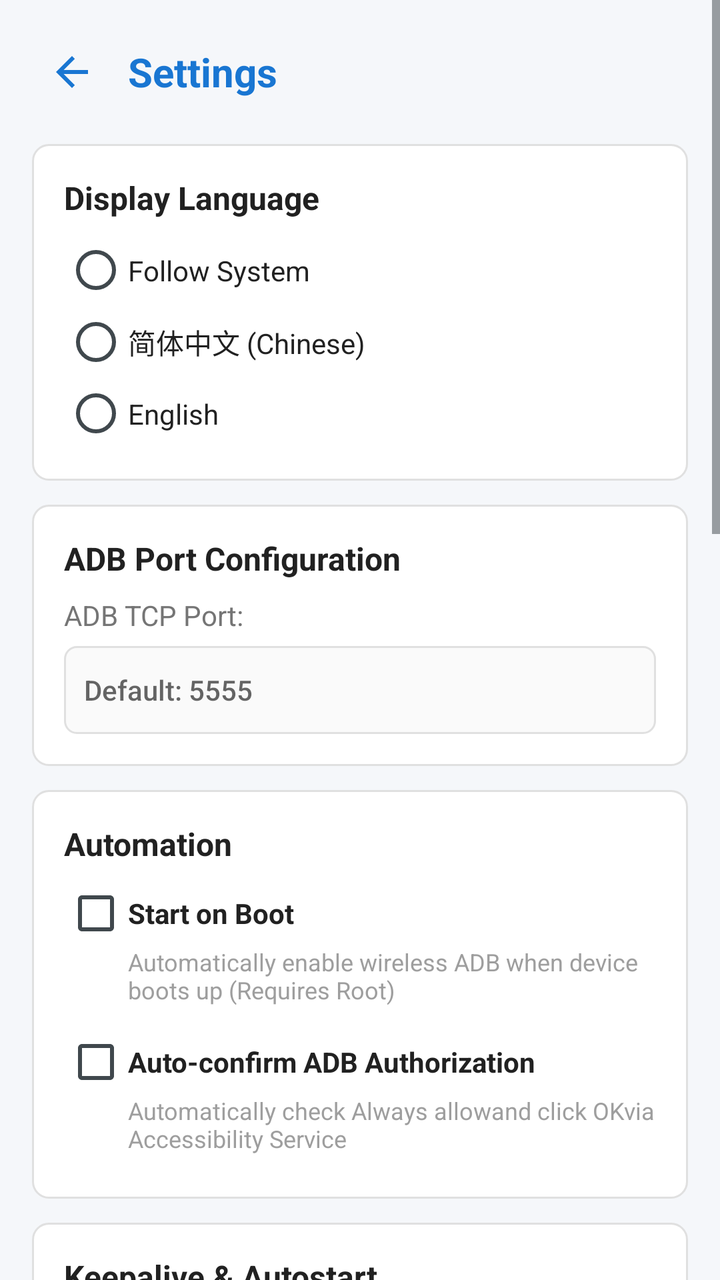
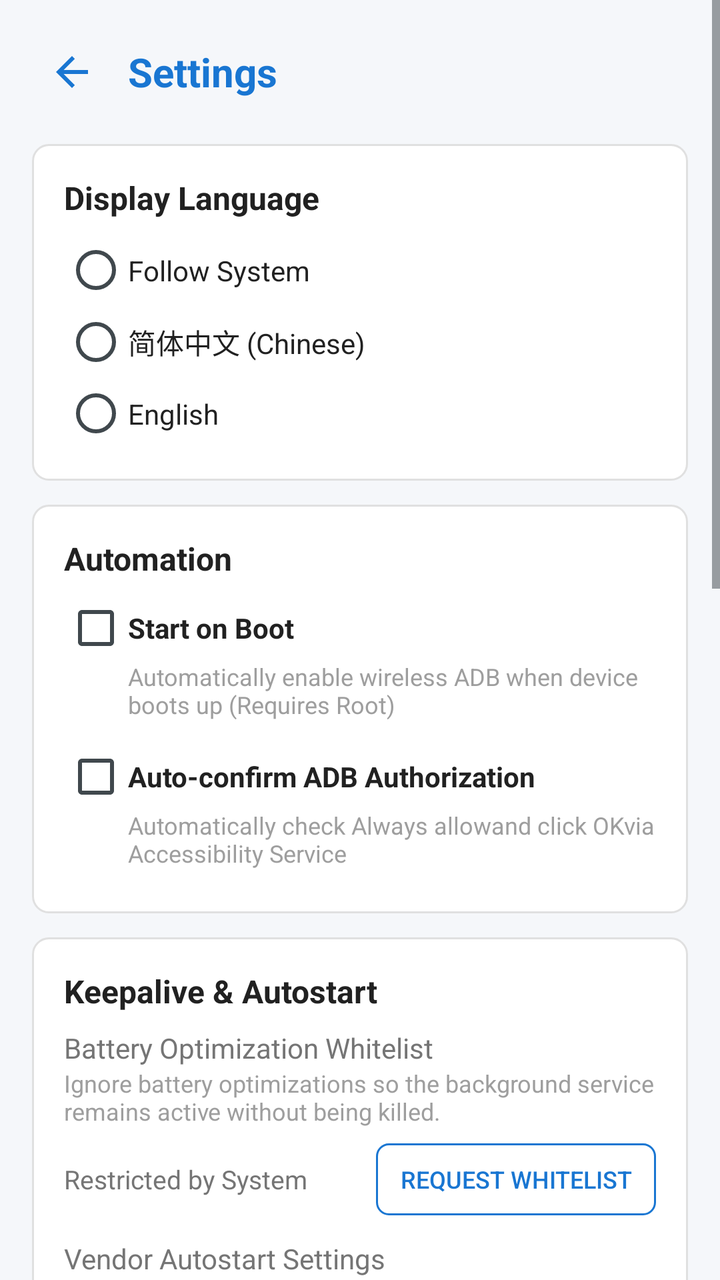

Two renders of the same Android screen: before a commit and after it. Below are the layout's source before the change and the commit's diff.
<!-- AndroidManifest.xml: application theme AppTheme -->
<!-- res/layout/activity_settings.xml -->
<?xml version="1.0" encoding="utf-8"?>
<ScrollView xmlns:android="http://schemas.android.com/apk/res/android"
    android:layout_width="match_parent"
    android:layout_height="match_parent"
    android:background="@color/background"
    android:fillViewport="true">

    <LinearLayout
        android:layout_width="match_parent"
        android:layout_height="wrap_content"
        android:orientation="vertical"
        android:padding="16dp">

        
        <LinearLayout
            android:layout_width="match_parent"
            android:layout_height="wrap_content"
            android:gravity="center_vertical"
            android:orientation="horizontal"
            android:paddingBottom="16dp">

            <ImageButton
                android:id="@+id/btn_back_settings"
                android:layout_width="40dp"
                android:layout_height="40dp"
                android:background="?android:attr/selectableItemBackground"
                android:contentDescription="@string/btn_back"
                android:src="@drawable/ic_back" />

            <TextView
                android:id="@+id/tv_settings_title"
                android:layout_width="wrap_content"
                android:layout_height="wrap_content"
                android:layout_marginStart="8dp"
                android:text="@string/title_settings"
                android:textColor="@color/primary"
                android:textSize="20sp"
                android:textStyle="bold" />
        </LinearLayout>

        
        <LinearLayout
            style="@style/CardStyle"
            android:layout_width="match_parent"
            android:layout_height="wrap_content"
            android:layout_marginBottom="12dp"
            android:orientation="vertical">

            <TextView
                style="@style/SectionTitle"
                android:layout_width="match_parent"
                android:layout_height="wrap_content"
                android:text="@string/section_language_title" />

            <RadioGroup
                android:id="@+id/rg_language"
                android:layout_width="match_parent"
                android:layout_height="wrap_content"
                android:orientation="vertical">

                <RadioButton
                    android:id="@+id/rb_lang_system"
                    android:layout_width="match_parent"
                    android:layout_height="wrap_content"
                    android:paddingTop="8dp"
                    android:paddingBottom="8dp"
                    android:text="@string/lang_system"
                    android:textColor="@color/text_primary"
                    android:textSize="14sp" />

                <RadioButton
                    android:id="@+id/rb_lang_zh"
                    android:layout_width="match_parent"
                    android:layout_height="wrap_content"
                    android:paddingTop="8dp"
                    android:paddingBottom="8dp"
                    android:text="@string/lang_zh"
                    android:textColor="@color/text_primary"
                    android:textSize="14sp" />

                <RadioButton
                    android:id="@+id/rb_lang_en"
                    android:layout_width="match_parent"
                    android:layout_height="wrap_content"
                    android:paddingTop="8dp"
                    android:paddingBottom="8dp"
                    android:text="@string/lang_en"
                    android:textColor="@color/text_primary"
                    android:textSize="14sp" />
            </RadioGroup>
        </LinearLayout>

        
        <LinearLayout
            style="@style/CardStyle"
            android:layout_width="match_parent"
            android:layout_height="wrap_content"
            android:layout_marginBottom="12dp"
            android:orientation="vertical">

            <TextView
                style="@style/SectionTitle"
                android:layout_width="match_parent"
                android:layout_height="wrap_content"
                android:text="@string/section_adb_config_title" />

            <TextView
                style="@style/LabelText"
                android:layout_width="match_parent"
                android:layout_height="wrap_content"
                android:paddingBottom="6dp"
                android:text="@string/label_port" />

            <EditText
                android:id="@+id/et_port"
                android:layout_width="match_parent"
                android:layout_height="44dp"
                android:background="@drawable/bg_input_field"
                android:hint="@string/hint_port"
                android:inputType="number"
                android:maxLength="5"
                android:textColor="@color/text_primary"
                android:textSize="14sp" />
        </LinearLayout>

        
        <LinearLayout
            style="@style/CardStyle"
            android:layout_width="match_parent"
            android:layout_height="wrap_content"
            android:layout_marginBottom="12dp"
            android:orientation="vertical">

            <TextView
                style="@style/SectionTitle"
                android:layout_width="match_parent"
                android:layout_height="wrap_content"
                android:text="@string/section_automation_title" />

            
            <CheckBox
                android:id="@+id/cb_boot_start"
                android:layout_width="match_parent"
                android:layout_height="wrap_content"
                android:text="@string/label_boot_start"
                android:textColor="@color/text_primary"
                android:textSize="14sp"
                android:textStyle="bold" />

            <TextView
                android:layout_width="match_parent"
                android:layout_height="wrap_content"
                android:paddingStart="32dp"
                android:paddingEnd="0dp"
                android:paddingBottom="12dp"
                android:text="@string/desc_boot_start"
                android:textColor="@color/text_tertiary"
                android:textSize="12sp" />

            
            <CheckBox
                android:id="@+id/cb_auto_confirm_adb"
                android:layout_width="match_parent"
                android:layout_height="wrap_content"
                android:text="@string/label_auto_confirm_adb"
                android:textColor="@color/text_primary"
                android:textSize="14sp"
                android:textStyle="bold" />

            <TextView
                android:layout_width="match_parent"
                android:layout_height="wrap_content"
                android:paddingStart="32dp"
                android:paddingEnd="0dp"
                android:paddingBottom="6dp"
                android:text="@string/desc_auto_confirm_adb"
                android:textColor="@color/text_tertiary"
                android:textSize="12sp" />
        </LinearLayout>

        
        <LinearLayout
            style="@style/CardStyle"
            android:layout_width="match_parent"
            android:layout_height="wrap_content"
            android:layout_marginBottom="12dp"
            android:orientation="vertical">

            <TextView
                style="@style/SectionTitle"
                android:layout_width="match_parent"
                android:layout_height="wrap_content"
                android:text="@string/card_power_title" />

            <TextView
                style="@style/LabelText"
                android:layout_width="match_parent"
                android:layout_height="wrap_content"
                android:text="@string/label_battery_opt" />

            <TextView
                android:layout_width="match_parent"
                android:layout_height="wrap_content"
                android:paddingBottom="8dp"
                android:text="@string/desc_battery_opt"
                android:textColor="@color/text_tertiary"
                android:textSize="12sp" />

            <LinearLayout
                android:layout_width="match_parent"
                android:layout_height="wrap_content"
                android:gravity="center_vertical"
                android:orientation="horizontal"
                android:paddingBottom="12dp">

                <TextView
                    android:id="@+id/tv_battery_status"
                    android:layout_width="0dp"
                    android:layout_height="wrap_content"
                    android:layout_weight="1"
                    android:text="@string/status_battery_optimizing"
                    android:textColor="@color/text_secondary"
                    android:textSize="13sp" />

                <Button
                    android:id="@+id/btn_ignore_battery"
                    style="?android:attr/borderlessButtonStyle"
                    android:layout_width="wrap_content"
                    android:layout_height="36dp"
                    android:background="@drawable/bg_button_outline"
                    android:minWidth="0dp"
                    android:minHeight="0dp"
                    android:paddingStart="12dp"
                    android:paddingEnd="12dp"
                    android:text="@string/btn_request_battery_opt"
                    android:textColor="@color/primary"
                    android:textSize="12sp" />
            </LinearLayout>

            <TextView
                style="@style/LabelText"
                android:layout_width="match_parent"
                android:layout_height="wrap_content"
                android:text="@string/label_autostart_mgmt" />

            <TextView
                android:layout_width="match_parent"
                android:layout_height="wrap_content"
                android:paddingBottom="8dp"
                android:text="@string/desc_autostart_mgmt"
                android:textColor="@color/text_tertiary"
                android:textSize="12sp" />

            <Button
                android:id="@+id/btn_open_autostart"
                style="?android:attr/borderlessButtonStyle"
                android:layout_width="match_parent"
                android:layout_height="38dp"
                android:background="@drawable/bg_button_outline"
                android:text="@string/btn_open_autostart"
                android:textColor="@color/primary"
                android:textSize="13sp" />
        </LinearLayout>

        
        <LinearLayout
            style="@style/CardStyle"
            android:layout_width="match_parent"
            android:layout_height="wrap_content"
            android:layout_marginBottom="16dp"
            android:orientation="vertical">

            <TextView
                style="@style/SectionTitle"
                android:layout_width="match_parent"
                android:layout_height="wrap_content"
                android:text="@string/card_adb_key_title" />

            <TextView
                style="@style/LabelText"
                android:layout_width="match_parent"
                android:layout_height="wrap_content"
                android:text="@string/label_adb_fingerprint" />

            <TextView
                android:id="@+id/tv_adb_fingerprint"
                android:layout_width="match_parent"
                android:layout_height="wrap_content"
                android:layout_marginTop="6dp"
                android:background="@drawable/bg_input_field"
                android:padding="8dp"
                android:textIsSelectable="true"
                android:textColor="@color/text_secondary"
                android:textSize="11sp"
                android:typeface="monospace" />

            <TextView
                style="@style/LabelText"
                android:layout_width="match_parent"
                android:layout_height="wrap_content"
                android:paddingTop="12dp"
                android:paddingBottom="4dp"
                android:text="@string/label_adb_private_key" />

            <EditText
                android:id="@+id/et_adb_private_key"
                android:layout_width="match_parent"
                android:layout_height="wrap_content"
                android:background="@drawable/bg_input_field"
                android:gravity="top|start"
                android:inputType="textMultiLine"
                android:minLines="5"
                android:maxLines="8"
                android:padding="8dp"
                android:scrollbars="vertical"
                android:textColor="@color/text_primary"
                android:textSize="11sp"
                android:typeface="monospace" />

            <TextView
                style="@style/LabelText"
                android:layout_width="match_parent"
                android:layout_height="wrap_content"
                android:paddingTop="10dp"
                android:paddingBottom="4dp"
                android:text="@string/label_adb_public_key" />

            <EditText
                android:id="@+id/et_adb_public_key"
                android:layout_width="match_parent"
                android:layout_height="wrap_content"
                android:background="@drawable/bg_input_field"
                android:gravity="top|start"
                android:inputType="textMultiLine"
                android:minLines="3"
                android:maxLines="6"
                android:padding="8dp"
                android:scrollbars="vertical"
                android:textColor="@color/text_primary"
                android:textSize="11sp"
                android:typeface="monospace" />

            <TextView
                style="@style/LabelText"
                android:layout_width="match_parent"
                android:layout_height="wrap_content"
                android:paddingTop="12dp"
                android:paddingBottom="6dp"
                android:text="@string/label_adb_passphrase" />

            <EditText
                android:id="@+id/et_adb_passphrase"
                android:layout_width="match_parent"
                android:layout_height="44dp"
                android:background="@drawable/bg_input_field"
                android:hint="@string/hint_adb_passphrase"
                android:inputType="textPassword"
                android:paddingStart="12dp"
                android:paddingEnd="12dp"
                android:textColor="@color/text_primary"
                android:textSize="14sp" />

            <TextView
                android:layout_width="match_parent"
                android:layout_height="wrap_content"
                android:paddingTop="8dp"
                android:paddingBottom="12dp"
                android:text="@string/desc_adb_key"
                android:textColor="@color/text_tertiary"
                android:textSize="12sp" />

            
            <LinearLayout
                android:layout_width="match_parent"
                android:layout_height="wrap_content"
                android:orientation="horizontal"
                android:paddingBottom="8dp">

                <Button
                    android:id="@+id/btn_save_adb_key"
                    style="?android:attr/borderlessButtonStyle"
                    android:layout_width="0dp"
                    android:layout_height="38dp"
                    android:layout_marginEnd="6dp"
                    android:layout_weight="1"
                    android:background="@drawable/bg_button_primary"
                    android:text="@string/btn_save_adb_key"
                    android:textColor="#FFFFFF"
                    android:textSize="13sp" />

                <Button
                    android:id="@+id/btn_copy_public_key"
                    style="?android:attr/borderlessButtonStyle"
                    android:layout_width="0dp"
                    android:layout_height="38dp"
                    android:layout_marginStart="6dp"
                    android:layout_weight="1"
                    android:background="@drawable/bg_button_outline"
                    android:text="@string/btn_copy_public_key"
                    android:textColor="@color/primary"
                    android:textSize="13sp" />
            </LinearLayout>

            <Button
                android:id="@+id/btn_regenerate_adb_key"
                style="?android:attr/borderlessButtonStyle"
                android:layout_width="match_parent"
                android:layout_height="38dp"
                android:background="@drawable/bg_button_outline"
                android:text="@string/btn_regenerate_adb_key"
                android:textColor="@color/primary"
                android:textSize="13sp" />
        </LinearLayout>

        
        <Button
            android:id="@+id/btn_save_settings"
            android:layout_width="match_parent"
            android:layout_height="48dp"
            android:background="@drawable/bg_button_primary"
            android:text="@string/btn_save_settings"
            android:textColor="#FFFFFF"
            android:textSize="15sp" />

    </LinearLayout>
</ScrollView>
<!-- resources referenced by this layout -->
<resources>
  <color name="background">#F5F7FA</color>
  <color name="primary">#1976D2</color>
  <color name="text_primary">#212121</color>
  <color name="text_secondary">#757575</color>
  <color name="text_tertiary">#9E9E9E</color>
  <string name="btn_back">Back</string>
  <string name="btn_copy_public_key">Copy Public Key</string>
  <string name="btn_open_autostart">Open Autostart Settings</string>
  <string name="btn_regenerate_adb_key">Regenerate Key</string>
  <string name="btn_request_battery_opt">Request Whitelist</string>
  <string name="btn_save_adb_key">Save &amp; Apply Key</string>
  <string name="btn_save_settings">Save Settings</string>
  <string name="card_adb_key_title">ADB Key Management</string>
  <string name="card_power_title">Keepalive &amp; Autostart</string>
  <string name="desc_adb_key">The local ADB key pair is used to authorize loopback requests. You can edit/paste existing keys or generate a new key pair.</string>
  <string name="desc_auto_confirm_adb">Automatically check "Always allow" and click "OK" via Accessibility Service</string>
  <string name="desc_autostart_mgmt">Open autostart &amp; background power settings for your device brand (Xiaomi, Huawei, vivo, OPPO, Samsung, Meizu, etc.).</string>
  <string name="desc_battery_opt">Ignore battery optimizations so the background service remains active without being killed.</string>
  <string name="desc_boot_start">Automatically enable wireless ADB when device boots up (Requires Root)</string>
  <string name="hint_adb_passphrase">Leave blank for no passphrase</string>
  <string name="hint_port">Default: 5555</string>
  <string name="label_adb_fingerprint">Public Key Fingerprint (SHA-256):</string>
  <string name="label_adb_passphrase">Key Passphrase (Optional):</string>
  <string name="label_adb_private_key">Private Key (adbkey):</string>
  <string name="label_adb_public_key">Public Key (adbkey.pub):</string>
  <string name="label_auto_confirm_adb">Auto-confirm ADB Authorization</string>
  <string name="label_autostart_mgmt">Vendor Autostart Settings</string>
  <string name="label_battery_opt">Battery Optimization Whitelist</string>
  <string name="label_boot_start">Start on Boot</string>
  <string name="label_port">ADB TCP Port:</string>
  <string name="lang_en">English</string>
  <string name="lang_system">Follow System</string>
  <string name="lang_zh">简体中文 (Chinese)</string>
  <string name="section_adb_config_title">ADB Port Configuration</string>
  <string name="section_automation_title">Automation</string>
  <string name="section_language_title">Display Language</string>
  <string name="status_battery_optimizing">Restricted by System</string>
  <string name="title_settings">Settings</string>
  <style name="CardStyle">
          <item name="android:background">@drawable/bg_card</item>
          <item name="android:padding">16dp</item>
      </style>
  <style name="LabelText">
          <item name="android:textSize">14sp</item>
          <item name="android:textColor">@color/text_secondary</item>
      </style>
  <style name="SectionTitle">
          <item name="android:textSize">16sp</item>
          <item name="android:textStyle">bold</item>
          <item name="android:textColor">@color/text_primary</item>
          <item name="android:paddingBottom">8dp</item>
      </style>
  <style name="AppTheme" parent="@android:style/Theme.DeviceDefault.Light">
          <item name="android:windowNoTitle">true</item>
          <item name="android:colorBackground">@color/background</item>
          <item name="android:windowBackground">@color/background</item>
      </style>
  <color name="primary_dark">#0D47A1</color>
  <color name="status_gray">#9E9E9E</color>
  <color name="border_color">#E0E0E0</color>
  <color name="card_bg">#FFFFFF</color>
  <!-- unchanged entries left out for length: 5 -->
</resources>

<!-- the commit's change to res/layout/activity_settings.xml (unified diff, before → after) -->
@@ -88,39 +88,6 @@
                     android:textColor="@color/text_primary"
                     android:textSize="14sp" />
             </RadioGroup>
-        </LinearLayout>
-
-        
-        <LinearLayout
-            style="@style/CardStyle"
-            android:layout_width="match_parent"
-            android:layout_height="wrap_content"
-            android:layout_marginBottom="12dp"
-            android:orientation="vertical">
-
-            <TextView
-                style="@style/SectionTitle"
-                android:layout_width="match_parent"
-                android:layout_height="wrap_content"
-                android:text="@string/section_adb_config_title" />
-
-            <TextView
-                style="@style/LabelText"
-                android:layout_width="match_parent"
-                android:layout_height="wrap_content"
-                android:paddingBottom="6dp"
-                android:text="@string/label_port" />
-
-            <EditText
-                android:id="@+id/et_port"
-                android:layout_width="match_parent"
-                android:layout_height="44dp"
-                android:background="@drawable/bg_input_field"
-                android:hint="@string/hint_port"
-                android:inputType="number"
-                android:maxLength="5"
-                android:textColor="@color/text_primary"
-                android:textSize="14sp" />
         </LinearLayout>
 
         
<!-- resource entries referenced after the edit -->
@@ -20,7 +20,6 @@
   <string name="desc_battery_opt">Ignore battery optimizations so the background service remains active without being killed.</string>
   <string name="desc_boot_start">Automatically enable wireless ADB when device boots up (Requires Root)</string>
   <string name="hint_adb_passphrase">Leave blank for no passphrase</string>
-  <string name="hint_port">Default: 5555</string>
   <string name="label_adb_fingerprint">Public Key Fingerprint (SHA-256):</string>
   <string name="label_adb_passphrase">Key Passphrase (Optional):</string>
   <string name="label_adb_private_key">Private Key (adbkey):</string>
@@ -29,11 +28,9 @@
   <string name="label_autostart_mgmt">Vendor Autostart Settings</string>
   <string name="label_battery_opt">Battery Optimization Whitelist</string>
   <string name="label_boot_start">Start on Boot</string>
-  <string name="label_port">ADB TCP Port:</string>
   <string name="lang_en">English</string>
   <string name="lang_system">Follow System</string>
   <string name="lang_zh">简体中文 (Chinese)</string>
-  <string name="section_adb_config_title">ADB Port Configuration</string>
   <string name="section_automation_title">Automation</string>
   <string name="section_language_title">Display Language</string>
   <string name="status_battery_optimizing">Restricted by System</string>
